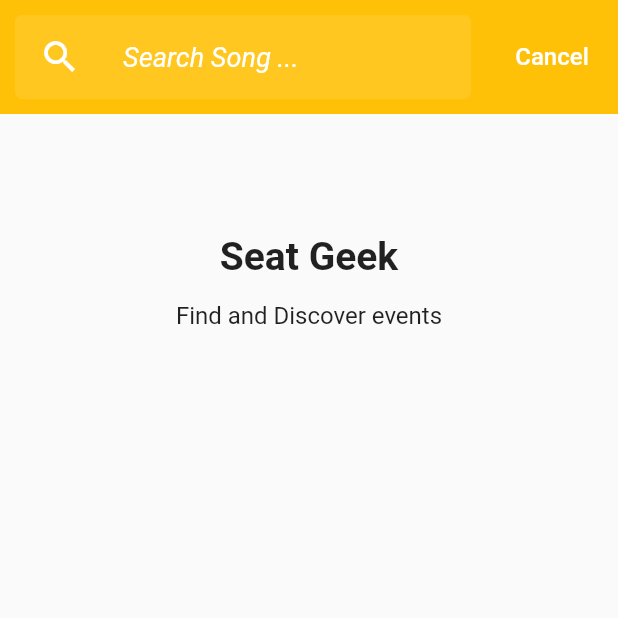
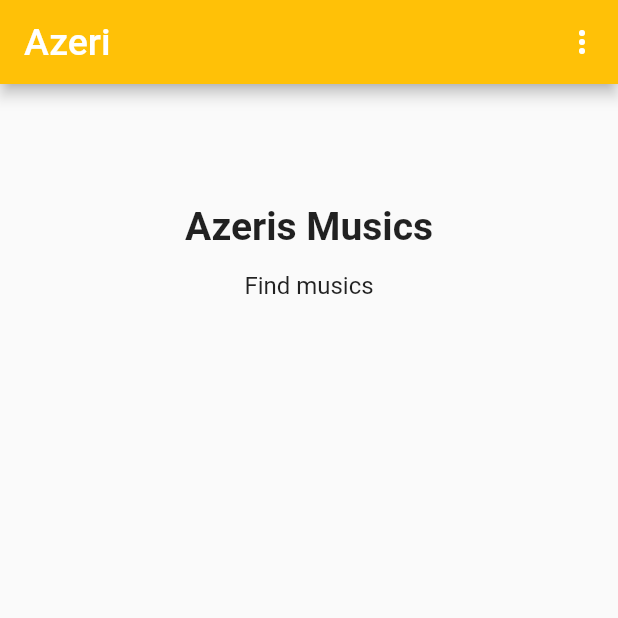
Before and after one commit to vahidmohammadisan/clean-flutter-song-listening-app, a Flutter app: the screen it shows after launch, on a phone screen of 412 x 824 dp, the top half of it. Run offline on Flutter 3.47's test engine with Material 2 defaults, Android fonts, the phone set to English and light mode, and no system bars; our stand-ins replace bloc, dartz, equatable, flutter_bloc, get, get_it and 2 more; missing offline and left inert: audioplayer; network calls fail.

Commit message:
some issues have fixed

```diff
--- a/lib/data/model/MuzicModel.dart
+++ b/lib/data/model/MusicModel.dart
@@ -1,14 +1,14 @@
-import 'package:azeri/domain/entities/Muzic.dart';
+import 'package:azeri/domain/entities/Music.dart';
 import 'package:equatable/equatable.dart';
 import 'package:html/parser.dart' show parse;
 
-class MuzicModel extends Equatable {
-  MuzicModel({this.Body}) {
+class MusicModel extends Equatable {
+  MusicModel({this.Body}) {
     parsBody();
   }
 
   final String Body;
-  final List<Muzic> muzicList = <Muzic>[];
+  final List<Music> musicList = <Music>[];
 
   void parsBody() {
     var document = parse(Body);
@@ -22,7 +22,7 @@
       var signer = top_song.getElementsByClassName("top-song-author")[0];
       var name = top_song.getElementsByClassName("top-song-song")[0];
 
-      muzicList.add(Muzic(
+      musicList.add(Music(
           Name: name.text,
           Signer: signer.text,
           Link: link.attributes["rel"].toString()));
@@ -31,5 +31,5 @@
 
   @override
   // TODO: implement props
-  List<Object> get props => [muzicList];
+  List<Object> get props => [musicList];
 }
--- a/lib/domain/entities/Muzic.dart
+++ b/lib/domain/entities/Music.dart
@@ -1,8 +1,8 @@
 import 'package:equatable/equatable.dart';
 
-class Muzic extends Equatable {
+class Music extends Equatable {
 
-  const Muzic({
+  const Music({
     this.Name,
     this.Signer,
     this.Link
--- /dev/null
+++ b/lib/domain/use_case/GetMusicUseCase.dart
@@ -0,0 +1,14 @@
+import 'package:azeri/data/model/MusicModel.dart';
+import 'package:dartz/dartz.dart';
+
+import '../../data/failure.dart';
+import '../repository/MusicRepository.dart';
+
+class GetMusicUseCase {
+  final MusicRepository musicRepository;
+
+  GetMusicUseCase(this.musicRepository);
+
+  Future<Either<Failure, MusicModel>> execute(String page) =>
+      musicRepository.getMusic(page);
+}
--- a/lib/domain/use_case/GetMuzicUseCase.dart
+++ /dev/null
@@ -1,15 +0,0 @@
-import 'package:azeri/data/model/MuzicModel.dart';
-import 'package:azeri/domain/entities/Muzic.dart';
-import 'package:dartz/dartz.dart';
-
-import '../../data/failure.dart';
-import '../repository/MuzicRepository.dart';
-
-class GetMuzicUseCase {
-  final MuzicRepository muzicRepository;
-
-  GetMuzicUseCase(this.muzicRepository);
-
-  Future<Either<Failure, MuzicModel>> execute(String page) =>
-      muzicRepository.getMuzic(page);
-}
--- a/lib/main.dart
+++ b/lib/main.dart
@@ -1,4 +1,4 @@
-import 'package:azeri/presentation/bloc/muzic_bloc.dart';
+import 'package:azeri/presentation/bloc/music_bloc.dart';
 import 'package:azeri/presentation/pages/listing_page.dart';
 import 'package:flutter/material.dart';
 import 'package:flutter/services.dart';
@@ -22,7 +22,7 @@
     return MultiBlocProvider(
         providers: [
           BlocProvider(
-            create: (_) => di.locator<MuzicBloc>(),
+            create: (_) => di.locator<MusicBloc>(),
           )
         ],
         child: GetMaterialApp(
--- /dev/null
+++ b/lib/presentation/bloc/music_bloc.dart
@@ -0,0 +1,29 @@
+import 'package:bloc/bloc.dart';
+import 'package:rxdart/rxdart.dart';
+
+import '../../domain/use_case/GetMusicUseCase.dart';
+import 'music_event.dart';
+import 'music_state.dart';
+
+class MusicBloc extends Bloc<MusicEvent, MusicState> {
+  final GetMusicUseCase _getMusic;
+
+  MusicBloc(this._getMusic) : super(MusicEmpty()) {
+    on<GetMusic>(
+      (event, emit) async {
+        final query = event.page;
+
+        emit(MusicLoading());
+
+        final result = await _getMusic.execute(query);
+        result.fold((failure) => emit(MusicError(failure.message)),
+            (data) => emit(MusicData(data)));
+      },
+      transformer: debounce(Duration(milliseconds: 1500)),
+    );
+  }
+
+  EventTransformer<T> debounce<T>(Duration duration) {
+    return (events, mapper) => events.debounceTime(duration).flatMap(mapper);
+  }
+}
--- a/lib/presentation/bloc/muzic_event.dart
+++ b/lib/presentation/bloc/music_event.dart
@@ -1,16 +1,16 @@
 import 'package:equatable/equatable.dart';
 
-abstract class MuzicEvent extends Equatable {
-  const MuzicEvent();
+abstract class MusicEvent extends Equatable {
+  const MusicEvent();
 
   @override
   List<Object> get props => [];
 }
 
-class GetMuzic extends MuzicEvent {
+class GetMusic extends MusicEvent {
   final String page;
 
-  const GetMuzic(this.page);
+  const GetMusic(this.page);
 
   @override
   List<Object> get props => [page];
--- /dev/null
+++ b/lib/presentation/bloc/music_state.dart
@@ -0,0 +1,33 @@
+import 'package:azeri/data/model/MusicModel.dart';
+import 'package:equatable/equatable.dart';
+
+import '../../domain/entities/Music.dart';
+
+abstract class MusicState extends Equatable {
+  const MusicState();
+
+  @override
+  List<Object> get props => [];
+}
+
+class MusicEmpty extends MusicState {}
+
+class MusicLoading extends MusicState {}
+
+class MusicError extends MusicState {
+  final String message;
+
+  const MusicError(this.message);
+
+  @override
+  List<Object> get props => [message];
+}
+
+class MusicData extends MusicState {
+  final MusicModel music;
+
+  const MusicData(this.music);
+
+  @override
+  List<Object> get props => [music];
+}
--- a/lib/presentation/bloc/muzic_bloc.dart
+++ /dev/null
@@ -1,29 +0,0 @@
-import 'package:bloc/bloc.dart';
-import 'package:rxdart/rxdart.dart';
-
-import '../../domain/use_case/GetMuzicUseCase.dart';
-import 'muzic_event.dart';
-import 'muzic_state.dart';
-
-class MuzicBloc extends Bloc<MuzicEvent, MuzicState> {
-  final GetMuzicUseCase _getMuzic;
-
-  MuzicBloc(this._getMuzic) : super(MuzicEmpty()) {
-    on<GetMuzic>(
-      (event, emit) async {
-        final query = event.page;
-
-        emit(MuzicLoading());
-
-        final result = await _getMuzic.execute(query);
-        result.fold((failure) => emit(MuzicError(failure.message)),
-            (data) => emit(MuzicData(data)));
-      },
-      transformer: debounce(Duration(milliseconds: 1500)),
-    );
-  }
-
-  EventTransformer<T> debounce<T>(Duration duration) {
-    return (events, mapper) => events.debounceTime(duration).flatMap(mapper);
-  }
-}
--- a/lib/presentation/bloc/muzic_state.dart
+++ /dev/null
@@ -1,33 +0,0 @@
-import 'package:azeri/data/model/MuzicModel.dart';
-import 'package:equatable/equatable.dart';
-
-import '../../domain/entities/Muzic.dart';
-
-abstract class MuzicState extends Equatable {
-  const MuzicState();
-
-  @override
-  List<Object> get props => [];
-}
-
-class MuzicEmpty extends MuzicState {}
-
-class MuzicLoading extends MuzicState {}
-
-class MuzicError extends MuzicState {
-  final String message;
-
-  const MuzicError(this.message);
-
-  @override
-  List<Object> get props => [message];
-}
-
-class MuzicData extends MuzicState {
-  final MuzicModel muzic;
-
-  const MuzicData(this.muzic);
-
-  @override
-  List<Object> get props => [muzic];
-}
--- a/lib/presentation/pages/listing_page.dart
+++ b/lib/presentation/pages/listing_page.dart
@@ -1,4 +1,4 @@
-import 'package:azeri/presentation/pages/play_muzic.dart';
+import 'package:azeri/presentation/pages/play_music.dart';
 import 'package:flutter/material.dart';
 import 'package:flutter/widgets.dart';
 import 'package:flutter_bloc/flutter_bloc.dart';
@@ -6,9 +6,9 @@
 import 'package:get/get_core/src/get_main.dart';
 import 'package:loading_animation_widget/loading_animation_widget.dart';
 
-import '../bloc/muzic_bloc.dart';
-import '../bloc/muzic_event.dart';
-import '../bloc/muzic_state.dart';
+import '../bloc/music_bloc.dart';
+import '../bloc/music_event.dart';
+import '../bloc/music_state.dart';
 
 class ListingPage extends StatelessWidget {
   ListingPage({this.onPressed});
@@ -18,12 +18,12 @@
 
   @override
   Widget build(BuildContext context) {
-    context.read<MuzicBloc>().add(GetMuzic(page.toString()));
+    context.read<MusicBloc>().add(GetMusic(page.toString()));
     return Scaffold(
         body: SafeArea(
             child: Column(
       children: [
-        Container(
+        /*Container(
           color: Colors.amber,
           child: Row(
             children: [
@@ -43,7 +43,7 @@
                       title: TextField(
                         onChanged: (value) {
                           //search
-                          // context.read<MuzicBloc>().add(GetMuzic("2"));
+                          // context.read<MusicBloc>().add(GetMusic("2"));
                         },
                         decoration: const InputDecoration(
                           hintText: 'Search Song ...',
@@ -72,18 +72,53 @@
               )
             ],
           ),
+        )*/
+        AppBar(
+          backgroundColor: Colors.amber,
+          title: const Text(
+            "Azeri",
+            style: TextStyle(
+              color: Colors.white,
+              fontSize: 25,
+            ),
+          ),
+          actions: [
+            PopupMenuButton(
+                // add icon, by default "3 dot" icon
+                // icon: Icon(Icons.book)
+                itemBuilder: (context) {
+              return [
+                const PopupMenuItem<int>(
+                  value: 0,
+                  child: Text("Search"),
+                ),
+                const PopupMenuItem<int>(
+                  value: 1,
+                  child: Text("Show Downloaded"),
+                ),
+                const PopupMenuItem<int>(
+                  value: 2,
+                  child: Text("About"),
+                ),
+              ];
+            }, onSelected: (value) {
+              if (value == 0) {
+              } else if (value == 1) {
+              } else if (value == 2) {}
+            }),
+          ],
         ),
-        BlocBuilder<MuzicBloc, MuzicState>(builder: (context, state) {
-          if (state is MuzicLoading) {
+        BlocBuilder<MusicBloc, MusicState>(builder: (context, state) {
+          if (state is MusicLoading) {
             return Center(
                 child: LoadingAnimationWidget.horizontalRotatingDots(
                     color: Colors.amber, size: 70));
-          } else if (state is MuzicData) {
+          } else if (state is MusicData) {
             return Expanded(
               child: ListView.builder(
-                  itemCount: state.muzic.muzicList.length,
+                  itemCount: state.music.musicList.length,
                   itemBuilder: (context, position) {
-                    return state.muzic.muzicList.isEmpty
+                    return state.music.musicList.isEmpty
                         ? const Center(
                             child: Text('Oops!, No '
                                 'Result Found.'))
@@ -91,8 +126,8 @@
                             children: [
                               ListTile(
                                 isThreeLine: true,
-                                onTap: () => Get.to(PlayMuzic(
-                                    muzic: state.muzic.muzicList[position])),
+                                onTap: () => Get.to(PlayMusic(
+                                    music: state.music.musicList[position])),
                                 dense: false,
 /*                                leading: ClipRRect(
                                   borderRadius: BorderRadius.circular(8.0),
@@ -104,15 +139,15 @@
                                       'https://montessoriinthewoods.org/wp-content/uploads/2018/02/image-placeholder-500x500.jpg'),
                                 ),*/
                                 title: Text(
-                                  state.muzic.muzicList[position].Name
+                                  state.music.musicList[position].Name
                                       .toString(),
                                   style: TextStyle(fontWeight: FontWeight.w800),
                                 ),
                                 subtitle: Column(
                                   crossAxisAlignment: CrossAxisAlignment.start,
                                   children: [
-                                    Text(state.muzic.muzicList[position].Link),
-                                    Text(state.muzic.muzicList[position].Signer
+                                    Text(state.music.musicList[position].Link),
+                                    Text(state.music.musicList[position].Signer
                                         .toString()),
                                   ],
                                 ),
@@ -133,7 +168,7 @@
                   Container(
                     margin: const EdgeInsets.only(top: 80.0),
                     child: const Text(
-                      'Seat Geek',
+                      'Azeris Musics',
                       style: TextStyle(
                           fontSize: 26.0, fontWeight: FontWeight.bold),
                     ),
@@ -141,7 +176,7 @@
                   Container(
                     margin: const EdgeInsets.only(top: 15.0),
                     child: const Text(
-                      'Find and Discover events',
+                      'Find musics',
                       style: TextStyle(fontSize: 16.0),
                     ),
                   ),
--- a/pubspec.yaml
+++ b/pubspec.yaml
@@ -18,7 +18,7 @@
 version: 1.0.0+1
 
 environment:
-  sdk: ">=2.7.0 <3.0.0"
+  sdk: ">=2.8.0 <3.0.0"
 
 # Dependencies specify other packages that your package needs in order to work.
 # To automatically upgrade your package dependencies to the latest versions
@@ -37,7 +37,7 @@
   # The following adds the Cupertino Icons font to your application.
   # Use with the CupertinoIcons class for iOS style icons.
   cupertino_icons: ^1.0.2
-  http: ^0.13.4
+  http: ^0.13.2
   dartz: ^0.10.1
   get_it: ^7.2.0
   bloc: ^8.0.3
```
Also changed, not shown: lib/data/datasource/music_remote_datasource.dart (renamed from lib/data/datasource/muzic_remote_datasource.dart, +4 -4 lines), lib/data/repository/music_repository_impl.dart (added, +28 -0 lines), lib/data/repository/muzic_repository_impl.dart (deleted, +0 -28 lines), lib/di.dart (+9 -9 lines), lib/domain/repository/MusicRepository.dart (added, +8 -0 lines), lib/domain/repository/MuzicRepository.dart (deleted, +0 -8 lines), lib/presentation/pages/play_music.dart (renamed from lib/presentation/pages/play_muzic.dart, +20 -27 lines).
